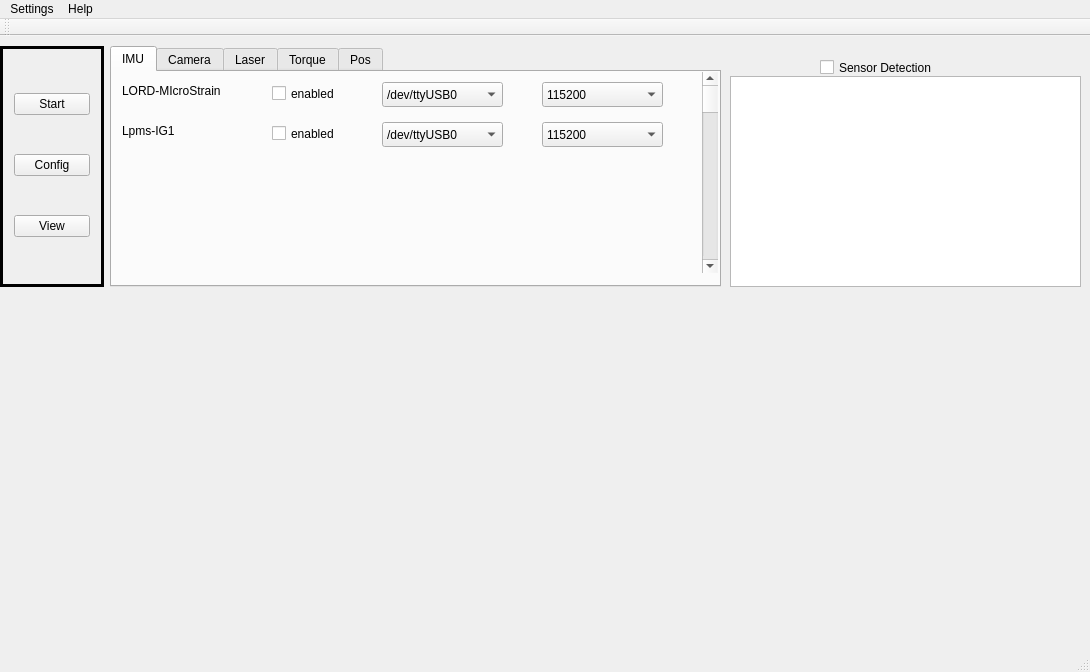
This is Qt_Senor_MW/mainwindow.ui in yanglianoo/Sensor-driven-integration as Qt 5 draws it before an edit. The edited form follows.
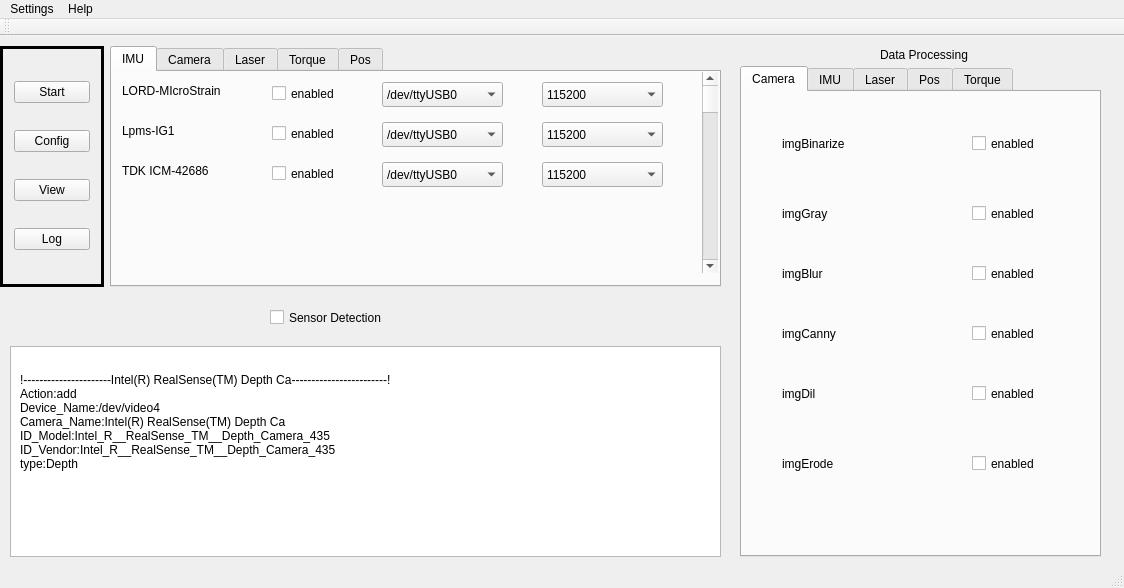
This is the edited form.

Commit message: 5.23:qt界面更新

```diff
--- a/Qt_Senor_MW/mainwindow.ui
+++ b/Qt_Senor_MW/mainwindow.ui
@@ -6,8 +6,8 @@
    <rect>
     <x>0</x>
     <y>0</y>
-    <width>1090</width>
-    <height>672</height>
+    <width>1124</width>
+    <height>588</height>
    </rect>
   </property>
   <property name="windowTitle">
@@ -66,14 +66,24 @@
        </property>
       </widget>
      </item>
+     <item row="3" column="0">
+      <widget class="QPushButton" name="pushButton_4">
+       <property name="mouseTracking">
+        <bool>false</bool>
+       </property>
+       <property name="text">
+        <string>Log</string>
+       </property>
+      </widget>
+     </item>
     </layout>
    </widget>
    <widget class="QTextBrowser" name="textBrowser">
     <property name="geometry">
      <rect>
-      <x>730</x>
-      <y>40</y>
-      <width>351</width>
+      <x>10</x>
+      <y>310</y>
+      <width>711</width>
       <height>211</height>
      </rect>
     </property>
@@ -81,8 +91,8 @@
    <widget class="QCheckBox" name="checkBox_3">
     <property name="geometry">
      <rect>
-      <x>820</x>
-      <y>20</y>
+      <x>270</x>
+      <y>270</y>
       <width>141</width>
       <height>23</height>
      </rect>
@@ -266,6 +276,72 @@
          <string>enabled</string>
         </property>
        </widget>
+       <widget class="QLabel" name="label_3">
+        <property name="geometry">
+         <rect>
+          <x>10</x>
+          <y>90</y>
+          <width>131</width>
+          <height>17</height>
+         </rect>
+        </property>
+        <property name="text">
+         <string>TDK ICM-42686</string>
+        </property>
+       </widget>
+       <widget class="QCheckBox" name="checkBox_4">
+        <property name="geometry">
+         <rect>
+          <x>160</x>
+          <y>90</y>
+          <width>92</width>
+          <height>23</height>
+         </rect>
+        </property>
+        <property name="text">
+         <string>enabled</string>
+        </property>
+       </widget>
+       <widget class="QComboBox" name="comboBox_5">
+        <property name="geometry">
+         <rect>
+          <x>270</x>
+          <y>90</y>
+          <width>121</width>
+          <height>25</height>
+         </rect>
+        </property>
+        <item>
+         <property name="text">
+          <string>/dev/ttyUSB0</string>
+         </property>
+        </item>
+        <item>
+         <property name="text">
+          <string>/dev/ttyUSB1</string>
+         </property>
+        </item>
+       </widget>
+       <widget class="QComboBox" name="comboBox_6">
+        <property name="geometry">
+         <rect>
+          <x>430</x>
+          <y>90</y>
+          <width>121</width>
+          <height>25</height>
+         </rect>
+        </property>
+        <item>
+         <property name="text">
+          <string>115200</string>
+         </property>
+        </item>
+        <item>
+         <property name="text">
+          <string>961200</string>
+         </property>
+        </item>
+       </widget>
       </widget>
       <widget class="QWidget" name="tab_2">
        <attribute name="title">
@@ -291,13 +367,247 @@
     </widget>
     <widget class="QWidget" name="page_3"/>
    </widget>
+   <widget class="QLabel" name="label_4">
+    <property name="geometry">
+     <rect>
+      <x>20</x>
+      <y>290</y>
+      <width>531</width>
+      <height>191</height>
+     </rect>
+    </property>
+    <property name="text">
+     <string>!----------------------Intel(R) RealSense(TM) Depth Ca------------------------!
+Action:add
+Device_Name:/dev/video4
+Camera_Name:Intel(R) RealSense(TM) Depth Ca
+ID_Model:Intel_R__RealSense_TM__Depth_Camera_435
+ID_Vendor:Intel_R__RealSense_TM__Depth_Camera_435
+type:Depth</string>
+    </property>
+   </widget>
+   <widget class="QTabWidget" name="tabWidget_2">
+    <property name="geometry">
+     <rect>
+      <x>740</x>
+      <y>30</y>
+      <width>361</width>
+      <height>491</height>
+     </rect>
+    </property>
+    <property name="currentIndex">
+     <number>0</number>
+    </property>
+    <widget class="QWidget" name="tab_6">
+     <attribute name="title">
+      <string>Camera</string>
+     </attribute>
+     <widget class="QCheckBox" name="checkBox_13">
+      <property name="geometry">
+       <rect>
+        <x>230</x>
+        <y>40</y>
+        <width>80</width>
+        <height>23</height>
+       </rect>
+      </property>
+      <property name="text">
+       <string>enabled</string>
+      </property>
+     </widget>
+     <widget class="QLabel" name="label_6">
+      <property name="geometry">
+       <rect>
+        <x>40</x>
+        <y>40</y>
+        <width>119</width>
+        <height>23</height>
+       </rect>
+      </property>
+      <property name="text">
+       <string>imgBinarize</string>
+      </property>
+     </widget>
+     <widget class="QCheckBox" name="checkBox_15">
+      <property name="geometry">
+       <rect>
+        <x>230</x>
+        <y>110</y>
+        <width>80</width>
+        <height>23</height>
+       </rect>
+      </property>
+      <property name="text">
+       <string>enabled</string>
+      </property>
+     </widget>
+     <widget class="QLabel" name="label_8">
+      <property name="geometry">
+       <rect>
+        <x>40</x>
+        <y>110</y>
+        <width>119</width>
+        <height>23</height>
+       </rect>
+      </property>
+      <property name="text">
+       <string>imgGray</string>
+      </property>
+     </widget>
+     <widget class="QCheckBox" name="checkBox_16">
+      <property name="geometry">
+       <rect>
+        <x>230</x>
+        <y>170</y>
+        <width>80</width>
+        <height>23</height>
+       </rect>
+      </property>
+      <property name="text">
+       <string>enabled</string>
+      </property>
+     </widget>
+     <widget class="QLabel" name="label_9">
+      <property name="geometry">
+       <rect>
+        <x>40</x>
+        <y>170</y>
+        <width>119</width>
+        <height>23</height>
+       </rect>
+      </property>
+      <property name="text">
+       <string>imgBlur</string>
+      </property>
+     </widget>
+     <widget class="QCheckBox" name="checkBox_17">
+      <property name="geometry">
+       <rect>
+        <x>230</x>
+        <y>230</y>
+        <width>80</width>
+        <height>23</height>
+       </rect>
+      </property>
+      <property name="text">
+       <string>enabled</string>
+      </property>
+     </widget>
+     <widget class="QLabel" name="label_10">
+      <property name="geometry">
+       <rect>
+        <x>40</x>
+        <y>230</y>
+        <width>119</width>
+        <height>23</height>
+       </rect>
+      </property>
+      <property name="text">
+       <string>imgCanny</string>
+      </property>
+     </widget>
+     <widget class="QCheckBox" name="checkBox_18">
+      <property name="geometry">
+       <rect>
+        <x>230</x>
+        <y>290</y>
+        <width>80</width>
+        <height>23</height>
+       </rect>
+      </property>
+      <property name="text">
+       <string>enabled</string>
+      </property>
+     </widget>
+     <widget class="QLabel" name="label_11">
+      <property name="geometry">
+       <rect>
+        <x>40</x>
+        <y>290</y>
+        <width>119</width>
+        <height>23</height>
+       </rect>
+      </property>
+      <property name="text">
+       <string>imgDil</string>
+      </property>
+     </widget>
+     <widget class="QCheckBox" name="checkBox_19">
+      <property name="geometry">
+       <rect>
+        <x>230</x>
+        <y>360</y>
+        <width>80</width>
+        <height>23</height>
+       </rect>
+      </property>
+      <property name="text">
+       <string>enabled</string>
+      </property>
+     </widget>
+     <widget class="QLabel" name="label_12">
+      <property name="geometry">
+       <rect>
+        <x>40</x>
+        <y>360</y>
+        <width>119</width>
+        <height>23</height>
+       </rect>
+      </property>
+      <property name="text">
+       <string>imgErode</string>
+      </property>
+     </widget>
+    </widget>
+    <widget class="QWidget" name="tab_7">
+     <attribute name="title">
+      <string>IMU</string>
+     </attribute>
+    </widget>
+    <widget class="QWidget" name="tab_14">
+     <attribute name="title">
+      <string>Laser</string>
+     </attribute>
+    </widget>
+    <widget class="QWidget" name="tab_16">
+     <attribute name="title">
+      <string>Pos</string>
+     </attribute>
+    </widget>
+    <widget class="QWidget" name="tab_15">
+     <attribute name="title">
+      <string>Torque</string>
+     </attribute>
+    </widget>
+   </widget>
+   <widget class="QLabel" name="label_5">
+    <property name="geometry">
+     <rect>
+      <x>880</x>
+      <y>10</y>
+      <width>151</width>
+      <height>17</height>
+     </rect>
+    </property>
+    <property name="text">
+     <string>Data Processing</string>
+    </property>
+   </widget>
+   <zorder>frame_left</zorder>
+   <zorder>textBrowser</zorder>
+   <zorder>checkBox_3</zorder>
+   <zorder>stackedWidget</zorder>
+   <zorder>tabWidget</zorder>
+   <zorder>label_4</zorder>
+   <zorder>tabWidget_2</zorder>
+   <zorder>label_5</zorder>
   </widget>
   <widget class="QMenuBar" name="menuBar">
    <property name="geometry">
     <rect>
      <x>0</x>
      <y>0</y>
-     <width>1090</width>
+     <width>1124</width>
      <height>28</height>
     </rect>
    </property>
```
Left out of the diff: 3 changed lines with no effect on the pictures. The commit also changes 3 other files.
